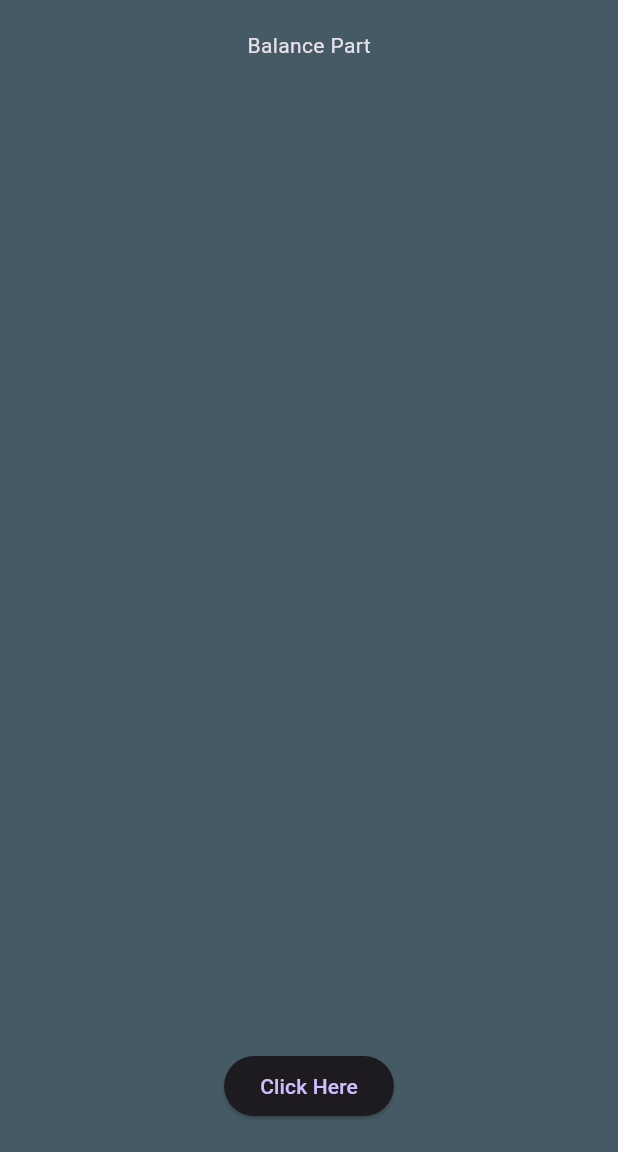
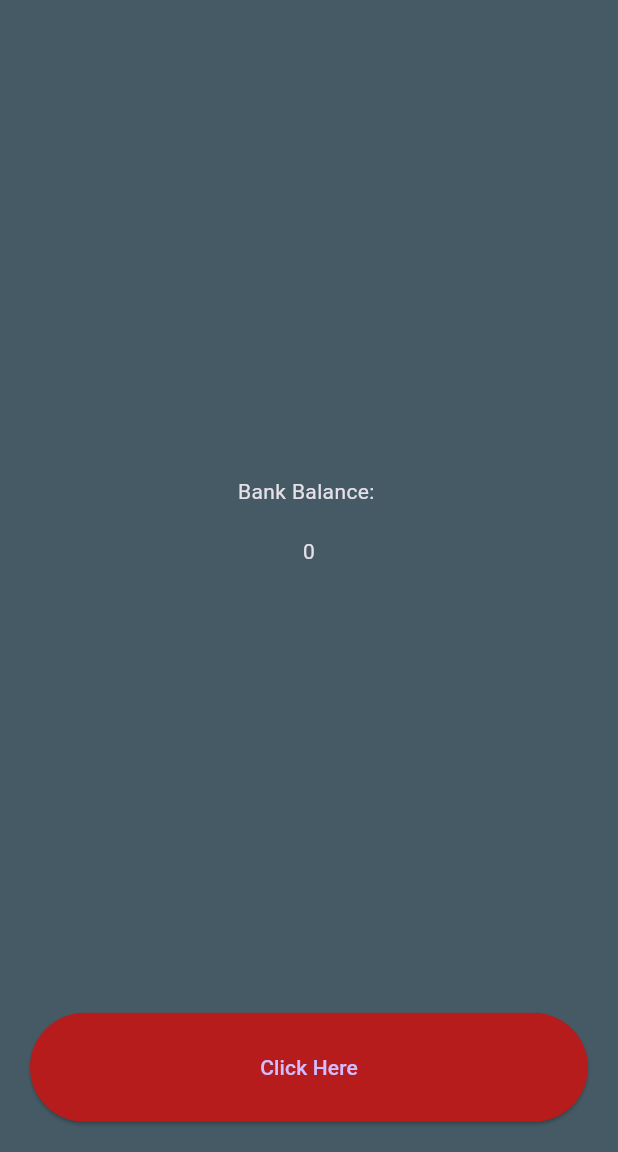
Before and after one commit to fufex3934/billionireapp, a Flutter app: the screen it shows after launch, on a phone screen of 412 x 824 dp, the part 84-1236 px from its top. Run offline on Flutter 3.47's test engine with Material 3 defaults, Android fonts, the phone set to English and light mode, and no system bars.

Commit message:
button style

```diff
--- a/lib/main.dart
+++ b/lib/main.dart
@@ -14,7 +14,7 @@ class MyApp extends StatelessWidget {
   @override
   Widget build(BuildContext context) {
     return MaterialApp(
-      theme: ThemeData.dark(),
+      theme: ThemeData.dark(useMaterial3: true),
       home: Scaffold(
         appBar: AppBar(
           centerTitle: true,
@@ -28,8 +28,28 @@ class MyApp extends StatelessWidget {
           child: Column(
             mainAxisAlignment: MainAxisAlignment.spaceBetween,
             children: [
-              Text('Balance Part'),
-              ElevatedButton(onPressed: aFunction, child: Text('Click Here'))
+              Expanded(
+                flex: 9,
+                child: Column(
+                  mainAxisAlignment: MainAxisAlignment.center,
+                  children: [
+                    Text('Bank Balance: '),
+                    SizedBox(
+                      height: 20,
+                    ),
+                    Text('0'),
+                  ],
+                ),
+              ),
+              Expanded(
+                  flex: 1,
+                  child: ElevatedButton(
+                      style: ElevatedButton.styleFrom(
+                        backgroundColor: Colors.red[900],
+                        minimumSize: Size(double.infinity, 0),
+                      ),
+                      onPressed: aFunction,
+                      child: Text('Click Here')))
             ],
           ),
         ),
```
